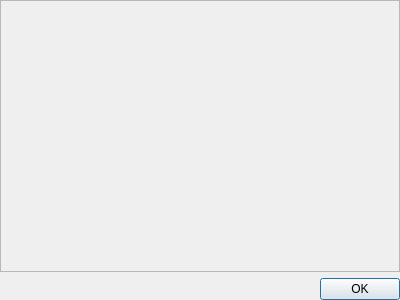
This is ui/AARDialog.ui in dmzdev/stance as Qt 5 draws it before an edit. The edited form follows.
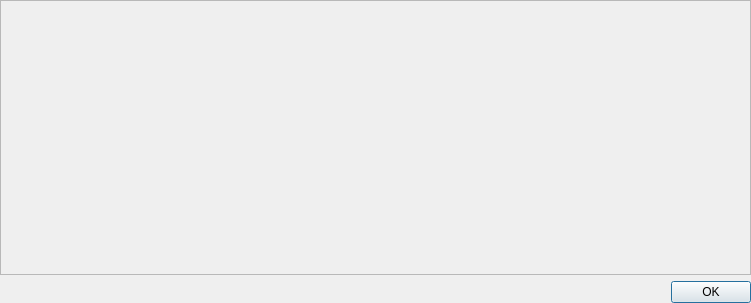
This is the edited form.

What changed in the file:
```diff
--- a/ui/AARDialog.ui
+++ b/ui/AARDialog.ui
@@ -6,8 +6,8 @@
    <rect>
     <x>0</x>
     <y>0</y>
-    <width>400</width>
-    <height>300</height>
+    <width>751</width>
+    <height>303</height>
    </rect>
   </property>
   <property name="windowTitle">
@@ -27,8 +27,8 @@
        <rect>
         <x>0</x>
         <y>0</y>
-        <width>386</width>
-        <height>250</height>
+        <width>737</width>
+        <height>253</height>
        </rect>
       </property>
      </widget>
```
